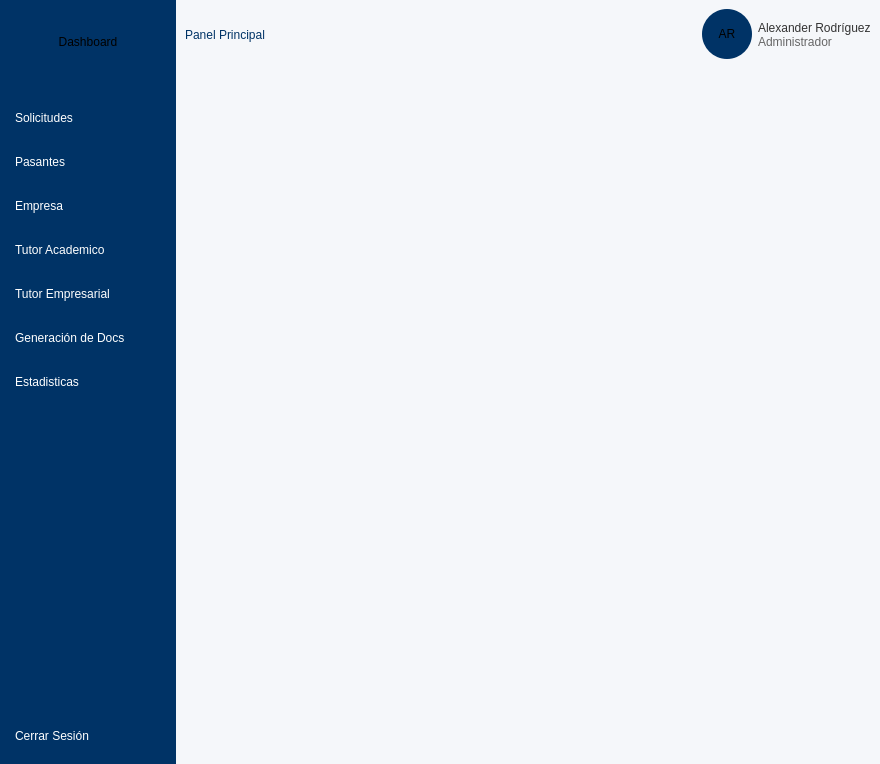
AlexING-7/Gestion_Pasantes, file UI/dashboard.ui: the form before one commit.
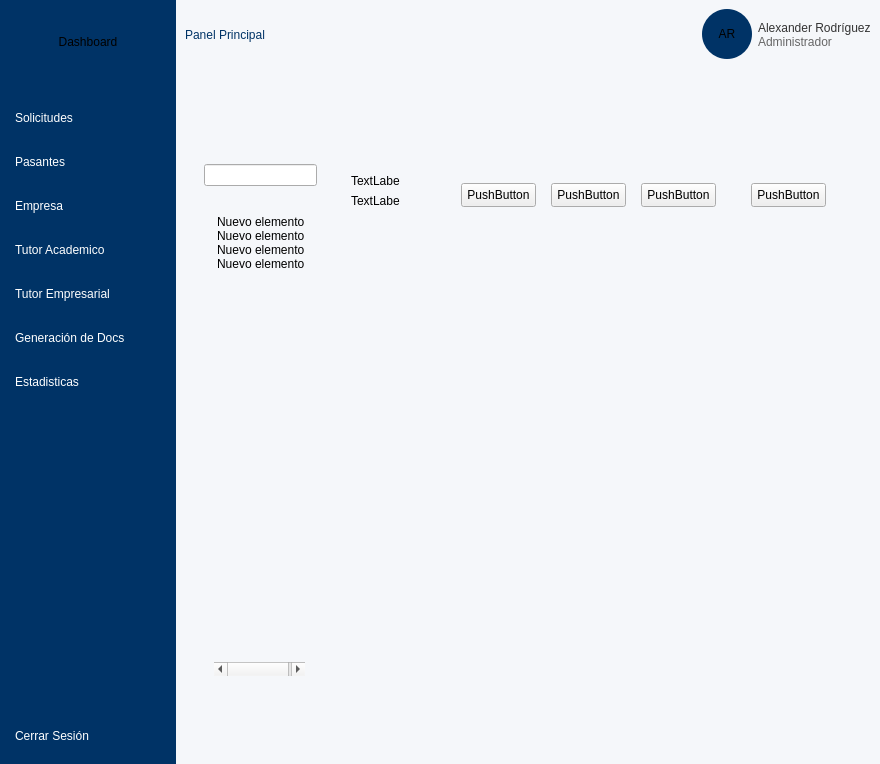
The form after the commit.

What changed in the file:
```diff
--- a/UI/dashboard.ui
+++ b/UI/dashboard.ui
@@ -483,6 +483,46 @@
                <property name="frameShadow">
                 <enum>QFrame::Shadow::Raised</enum>
                </property>
+               <widget class="QLineEdit" name="lineEdit">
+                <property name="geometry">
+                 <rect>
+                  <x>10</x>
+                  <y>10</y>
+                  <width>113</width>
+                  <height>22</height>
+                 </rect>
+                </property>
+               </widget>
+               <widget class="QListWidget" name="listWidget_2">
+                <property name="geometry">
+                 <rect>
+                  <x>20</x>
+                  <y>61</y>
+                  <width>91</width>
+                  <height>461</height>
+                 </rect>
+                </property>
+                <item>
+                 <property name="text">
+                  <string>Nuevo elemento</string>
+                 </property>
+                </item>
+                <item>
+                 <property name="text">
+                  <string>Nuevo elemento</string>
+                 </property>
+                </item>
+                <item>
+                 <property name="text">
+                  <string>Nuevo elemento</string>
+                 </property>
+                </item>
+                <item>
+                 <property name="text">
+                  <string>Nuevo elemento</string>
+                 </property>
+                </item>
+               </widget>
               </widget>
              </item>
              <item>
@@ -493,6 +533,158 @@
                <property name="frameShadow">
                 <enum>QFrame::Shadow::Raised</enum>
                </property>
+               <layout class="QVBoxLayout" name="verticalLayout_11" stretch="1,10">
+                <item>
+                 <widget class="QFrame" name="frame_12">
+                  <property name="frameShape">
+                   <enum>QFrame::Shape::StyledPanel</enum>
+                  </property>
+                  <property name="frameShadow">
+                   <enum>QFrame::Shadow::Raised</enum>
+                  </property>
+                  <widget class="QLabel" name="label_7">
+                   <property name="geometry">
+                    <rect>
+                     <x>10</x>
+                     <y>10</y>
+                     <width>49</width>
+                     <height>16</height>
+                    </rect>
+                   </property>
+                   <property name="text">
+                    <string>TextLabel</string>
+                   </property>
+                  </widget>
+                  <widget class="QLabel" name="label_8">
+                   <property name="geometry">
+                    <rect>
+                     <x>10</x>
+                     <y>30</y>
+                     <width>49</width>
+                     <height>16</height>
+                    </rect>
+                   </property>
+                   <property name="text">
+                    <string>TextLabel</string>
+                   </property>
+                  </widget>
+                  <widget class="QPushButton" name="pushButton">
+                   <property name="geometry">
+                    <rect>
+                     <x>120</x>
+                     <y>20</y>
+                     <width>75</width>
+                     <height>24</height>
+                    </rect>
+                   </property>
+                   <property name="text">
+                    <string>PushButton</string>
+                   </property>
+                  </widget>
+                  <widget class="QPushButton" name="pushButton_6">
+                   <property name="geometry">
+                    <rect>
+                     <x>210</x>
+                     <y>20</y>
+                     <width>75</width>
+                     <height>24</height>
+                    </rect>
+                   </property>
+                   <property name="text">
+                    <string>PushButton</string>
+                   </property>
+                  </widget>
+                  <widget class="QPushButton" name="pushButton_8">
+                   <property name="geometry">
+                    <rect>
+                     <x>300</x>
+                     <y>20</y>
+                     <width>75</width>
+                     <height>24</height>
+                    </rect>
+                   </property>
+                   <property name="text">
+                    <string>PushButton</string>
+                   </property>
+                  </widget>
+                  <widget class="QPushButton" name="pushButton_9">
+                   <property name="geometry">
+                    <rect>
+                     <x>410</x>
+                     <y>20</y>
+                     <width>75</width>
+                     <height>24</height>
+                    </rect>
+                   </property>
+                   <property name="text">
+                    <string>PushButton</string>
+                   </property>
+                  </widget>
+                 </widget>
+                </item>
+                <item>
+                 <widget class="QFrame" name="frame_13">
+                  <property name="frameShape">
+                   <enum>QFrame::Shape::StyledPanel</enum>
+                  </property>
+                  <property name="frameShadow">
+                   <enum>QFrame::Shadow::Raised</enum>
+                  </property>
+                  <layout class="QGridLayout" name="gridLayout">
+                   <item row="0" column="0">
+                    <widget class="QFrame" name="frame_14">
+                     <property name="frameShape">
+                      <enum>QFrame::Shape::StyledPanel</enum>
+                     </property>
+                     <property name="frameShadow">
+                      <enum>QFrame::Shadow::Raised</enum>
+                     </property>
+                    </widget>
+                   </item>
+                   <item row="0" column="1">
+                    <widget class="QFrame" name="frame_15">
+                     <property name="frameShape">
+                      <enum>QFrame::Shape::StyledPanel</enum>
+                     </property>
+                     <property name="frameShadow">
+                      <enum>QFrame::Shadow::Raised</enum>
+                     </property>
+                    </widget>
+                   </item>
+                   <item row="1" column="0">
+                    <widget class="QFrame" name="frame_16">
+                     <property name="frameShape">
+                      <enum>QFrame::Shape::StyledPanel</enum>
+                     </property>
+                     <property name="frameShadow">
+                      <enum>QFrame::Shadow::Raised</enum>
+                     </property>
+                    </widget>
+                   </item>
+                   <item row="1" column="1">
+                    <widget class="QFrame" name="frame_17">
+                     <property name="frameShape">
+                      <enum>QFrame::Shape::StyledPanel</enum>
+                     </property>
+                     <property name="frameShadow">
+                      <enum>QFrame::Shadow::Raised</enum>
+                     </property>
+                    </widget>
+                   </item>
+                   <item row="2" column="0" colspan="2">
+                    <widget class="QFrame" name="frame_18">
+                     <property name="frameShape">
+                      <enum>QFrame::Shape::StyledPanel</enum>
+                     </property>
+                     <property name="frameShadow">
+                      <enum>QFrame::Shadow::Raised</enum>
+                     </property>
+                    </widget>
+                   </item>
+                  </layout>
+                 </widget>
+                </item>
+               </layout>
               </widget>
              </item>
             </layout>
```
